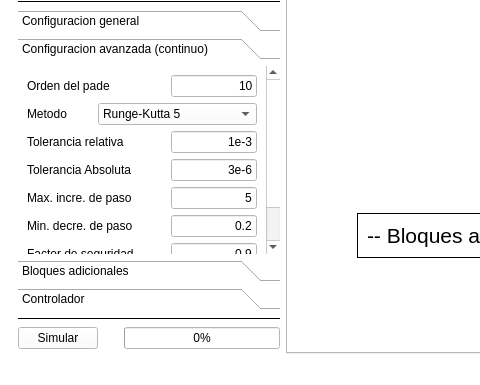
Qt form Main aplication/VentanaPrincipal.ui (ezalorpro/LaboratorioDeControl) before a commit; both pictures show x 0 to 480 and y 310 to 695 of the 1426 by 695 pixel window.
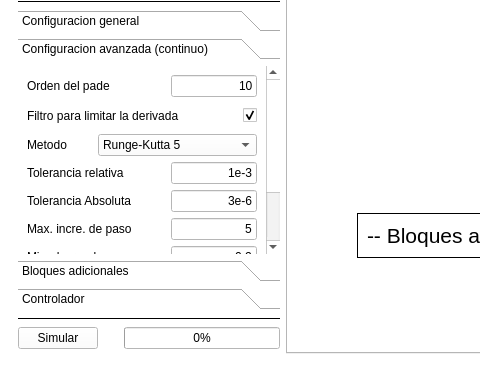
The same form after that commit. The open tabs and pages were chosen to show the change. Icons and pictures are not drawn. Custom widgets are drawn as their Qt base class.

Patch:
```diff
--- a/Main aplication/VentanaPrincipal.ui
+++ b/Main aplication/VentanaPrincipal.ui
@@ -8605,7 +8605,7 @@
                <x>0</x>
                <y>0</y>
                <width>245</width>
-               <height>239</height>
+               <height>268</height>
               </rect>
              </property>
              <attribute name="icon">
@@ -8615,11 +8615,11 @@
              <attribute name="label">
               <string>Configuracion avanzada (continuo)</string>
              </attribute>
-             <layout class="QGridLayout" name="gridLayout_115">
-              <item row="5" column="0">
-               <layout class="QHBoxLayout" name="horizontalLayout_55">
+             <layout class="QGridLayout" name="gridLayout_111">
+              <item row="0" column="0">
+               <layout class="QHBoxLayout" name="horizontalLayout_51">
                 <item>
-                 <widget class="QLabel" name="label_31">
+                 <widget class="QLabel" name="label_30">
                   <property name="sizePolicy">
                    <sizepolicy hsizetype="Preferred" vsizetype="Preferred">
                     <horstretch>0</horstretch>
@@ -8627,12 +8627,12 @@
                    </sizepolicy>
                   </property>
                   <property name="text">
-                   <string>Max. incre. de paso</string>
+                   <string>Orden del pade</string>
                   </property>
                  </widget>
                 </item>
                 <item>
-                 <widget class="QLineEdit" name="maxStepIncr">
+                 <widget class="QLineEdit" name="padeOrder">
                   <property name="maximumSize">
                    <size>
                     <width>86</width>
@@ -8640,7 +8640,7 @@
                    </size>
                   </property>
                   <property name="text">
-                   <string>5</string>
+                   <string>10</string>
                   </property>
                   <property name="alignment">
                    <set>Qt::AlignRight|Qt::AlignTrailing|Qt::AlignVCenter</set>
@@ -8650,6 +8650,42 @@
                </layout>
               </item>
               <item row="1" column="0">
+               <layout class="QHBoxLayout" name="horizontalLayout_23">
+                <property name="topMargin">
+                 <number>5</number>
+                </property>
+                <property name="bottomMargin">
+                 <number>5</number>
+                </property>
+                <item>
+                 <widget class="QLabel" name="labelFiltroCheck">
+                  <property name="text">
+                   <string>Filtro para limitar la derivada</string>
+                  </property>
+                 </widget>
+                </item>
+                <item>
+                 <widget class="QCheckBox" name="filtroCheck">
+                  <property name="sizePolicy">
+                   <sizepolicy hsizetype="Minimum" vsizetype="Fixed">
+                    <horstretch>0</horstretch>
+                    <verstretch>0</verstretch>
+                   </sizepolicy>
+                  </property>
+                  <property name="layoutDirection">
+                   <enum>Qt::RightToLeft</enum>
+                  </property>
+                  <property name="text">
+                   <string/>
+                  </property>
+                  <property name="checked">
+                   <bool>true</bool>
+                  </property>
+                 </widget>
+                </item>
+               </layout>
+              </item>
+              <item row="2" column="0">
                <layout class="QHBoxLayout" name="horizontalLayout_52">
                 <item>
                  <widget class="QLabel" name="label_27">
@@ -8813,78 +8849,6 @@
                 </item>
                </layout>
               </item>
-              <item row="0" column="0">
-               <layout class="QHBoxLayout" name="horizontalLayout_51">
-                <item>
-                 <widget class="QLabel" name="label_30">
-                  <property name="sizePolicy">
-                   <sizepolicy hsizetype="Preferred" vsizetype="Preferred">
-                    <horstretch>0</horstretch>
-                    <verstretch>0</verstretch>
-                   </sizepolicy>
-                  </property>
-                  <property name="text">
-                   <string>Orden del pade</string>
-                  </property>
-                 </widget>
-                </item>
-                <item>
-                 <widget class="QLineEdit" name="padeOrder">
-                  <property name="maximumSize">
-                   <size>
-                    <width>86</width>
-                    <height>16777215</height>
-                   </size>
-                  </property>
-                  <property name="text">
-                   <string>10</string>
-                  </property>
-                  <property name="alignment">
-                   <set>Qt::AlignRight|Qt::AlignTrailing|Qt::AlignVCenter</set>
-                  </property>
-                 </widget>
-                </item>
-               </layout>
-              </item>
-              <item row="6" column="0">
-               <layout class="QHBoxLayout" name="horizontalLayout_56">
-                <item>
-                 <widget class="QLabel" name="label_32">
-                  <property name="sizePolicy">
-                   <sizepolicy hsizetype="Preferred" vsizetype="Preferred">
-                    <horstretch>0</horstretch>
-                    <verstretch>0</verstretch>
-                   </sizepolicy>
-                  </property>
-                  <property name="text">
-                   <string>Min. decre. de paso</string>
-                  </property>
-                 </widget>
-                </item>
-                <item>
-                 <widget class="QLineEdit" name="minStepDecr">
-                  <property name="sizePolicy">
-                   <sizepolicy hsizetype="Fixed" vsizetype="Fixed">
-                    <horstretch>0</horstretch>
-                    <verstretch>0</verstretch>
-                   </sizepolicy>
-                  </property>
-                  <property name="maximumSize">
-                   <size>
-                    <width>86</width>
-                    <height>16777215</height>
-                   </size>
-                  </property>
-                  <property name="text">
-                   <string>0.2</string>
-                  </property>
-                  <property name="alignment">
-                   <set>Qt::AlignRight|Qt::AlignTrailing|Qt::AlignVCenter</set>
-                  </property>
-                 </widget>
-                </item>
-               </layout>
-              </item>
               <item row="4" column="0">
                <layout class="QHBoxLayout" name="horizontalLayout_54">
                 <item>
@@ -8918,6 +8882,111 @@
                 </item>
                </layout>
               </item>
+              <item row="5" column="0">
+               <layout class="QHBoxLayout" name="horizontalLayout_55">
+                <item>
+                 <widget class="QLabel" name="label_31">
+                  <property name="sizePolicy">
+                   <sizepolicy hsizetype="Preferred" vsizetype="Preferred">
+                    <horstretch>0</horstretch>
+                    <verstretch>0</verstretch>
+                   </sizepolicy>
+                  </property>
+                  <property name="text">
+                   <string>Max. incre. de paso</string>
+                  </property>
+                 </widget>
+                </item>
+                <item>
+                 <widget class="QLineEdit" name="maxStepIncr">
+                  <property name="maximumSize">
+                   <size>
+                    <width>86</width>
+                    <height>16777215</height>
+                   </size>
+                  </property>
+                  <property name="text">
+                   <string>5</string>
+                  </property>
+                  <property name="alignment">
+                   <set>Qt::AlignRight|Qt::AlignTrailing|Qt::AlignVCenter</set>
+                  </property>
+                 </widget>
+                </item>
+               </layout>
+              </item>
+              <item row="6" column="0">
+               <layout class="QHBoxLayout" name="horizontalLayout_56">
+                <item>
+                 <widget class="QLabel" name="label_32">
+                  <property name="sizePolicy">
+                   <sizepolicy hsizetype="Preferred" vsizetype="Preferred">
+                    <horstretch>0</horstretch>
+                    <verstretch>0</verstretch>
+                   </sizepolicy>
+                  </property>
+                  <property name="text">
+                   <string>Min. decre. de paso</string>
+                  </property>
+                 </widget>
+                </item>
+                <item>
+                 <widget class="QLineEdit" name="minStepDecr">
+                  <property name="sizePolicy">
+                   <sizepolicy hsizetype="Fixed" vsizetype="Fixed">
+                    <horstretch>0</horstretch>
+                    <verstretch>0</verstretch>
+                   </sizepolicy>
+                  </property>
+                  <property name="maximumSize">
+                   <size>
+                    <width>86</width>
+                    <height>16777215</height>
+                   </size>
+                  </property>
+                  <property name="text">
+                   <string>0.2</string>
+                  </property>
+                  <property name="alignment">
+                   <set>Qt::AlignRight|Qt::AlignTrailing|Qt::AlignVCenter</set>
+                  </property>
+                 </widget>
+                </item>
+               </layout>
+              </item>
+              <item row="7" column="0">
+               <layout class="QHBoxLayout" name="horizontalLayout_57">
+                <item>
+                 <widget class="QLabel" name="label_33">
+                  <property name="sizePolicy">
+                   <sizepolicy hsizetype="Preferred" vsizetype="Preferred">
+                    <horstretch>0</horstretch>
+                    <verstretch>0</verstretch>
+                   </sizepolicy>
+                  </property>
+                  <property name="text">
+                   <string>Factor de seguridad</string>
+                  </property>
+                 </widget>
+                </item>
+                <item>
+                 <widget class="QLineEdit" name="safetyFactor">
+                  <property name="maximumSize">
+                   <size>
+                    <width>86</width>
+                    <height>16777215</height>
+                   </size>
+                  </property>
+                  <property name="text">
+                   <string>0.9</string>
+                  </property>
+                  <property name="alignment">
+                   <set>Qt::AlignRight|Qt::AlignTrailing|Qt::AlignVCenter</set>
+                  </property>
+                 </widget>
+                </item>
+               </layout>
+              </item>
               <item row="8" column="0">
                <layout class="QHBoxLayout" name="horizontalLayout_58">
                 <item>
```
Left out of the diff: 33 changed lines with no effect on the pictures.
